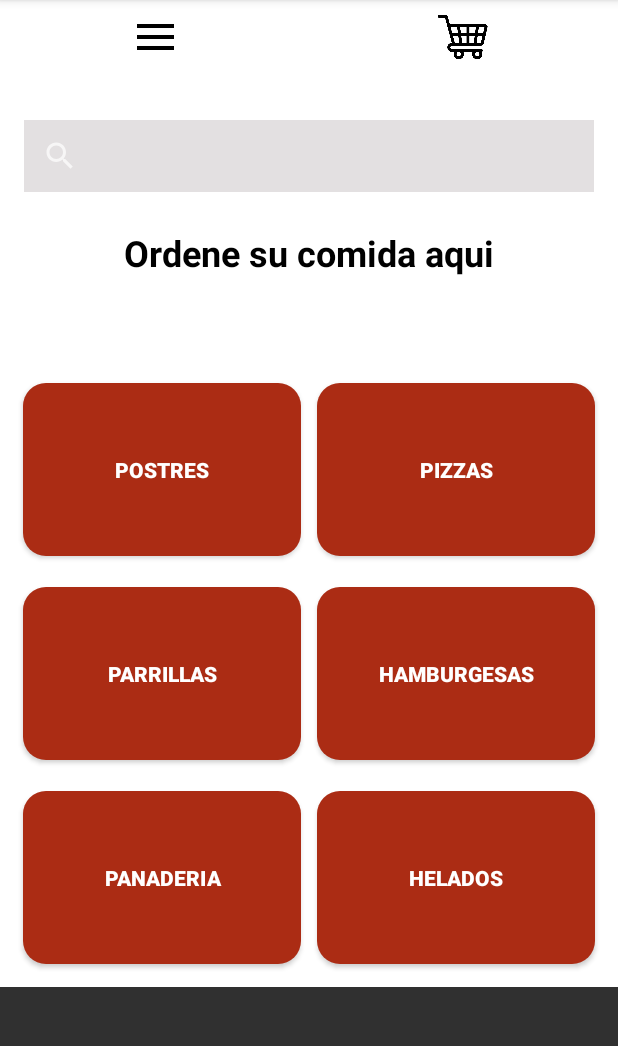
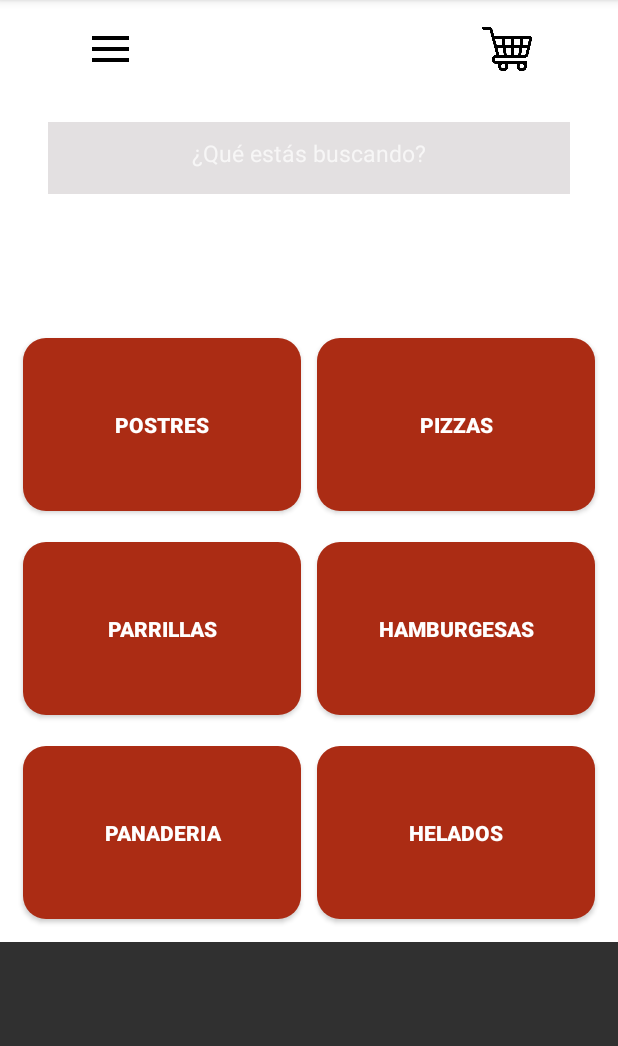
Before and after one commit to lualzugaray/parcial-1-am-acn4a-alzugaray-fernandez, an Android app built with Jetpack Compose: the MenuOpciones screen opened directly, with no data from a screen before it, on a phone screen of 412 x 824 dp, the part 84-1130 px from its top. Run offline under Robolectric (Android 15) with nearby library versions, the phone set to English and light mode, and no system bars.

Commit message:
style: reacomodacion de la barra de busqueda en activity Menu Opciones. Se agregan imagenes para usar en botones de categorias en la misma activity. add: evento para la barra de busqueda, aun no funciona.

```diff
--- a/app/src/main/java/com/example/myapplication/MenuOpciones.java
+++ b/app/src/main/java/com/example/myapplication/MenuOpciones.java
@@ -8,6 +8,7 @@ import androidx.appcompat.app.AppCompatActivity;
 import android.os.Bundle;
 import android.view.KeyEvent;
 import android.view.View;
+import android.widget.EditText;
 import android.widget.ImageView;
 import android.widget.SearchView;
 import android.widget.TableLayout;
@@ -15,15 +16,16 @@ import android.widget.Toast;
 
 public class MenuOpciones extends AppCompatActivity {
 
-    private ImageView carro_compras;
+    private ImageView carroCompras;
+    private EditText textoBuscador;
     @Override
     protected void onCreate(Bundle savedInstanceState) {
         super.onCreate(savedInstanceState);
         setContentView(R.layout.activity_menu_opciones);
 
 
-        carro_compras = findViewById(R.id.img_cart);
-        carro_compras.setOnClickListener(new View.OnClickListener() {
+        carroCompras = findViewById(R.id.img_cart);
+        carroCompras.setOnClickListener(new View.OnClickListener() {
 
             public void onClick(View v) {
                 Toast.makeText(getApplicationContext(), "Carro de compras vacio", Toast.LENGTH_SHORT).show();
@@ -31,6 +33,18 @@ public class MenuOpciones extends AppCompatActivity {
             }
         });
 
+        textoBuscador = findViewById(R.id.etBuscador);
+
+        textoBuscador.setOnFocusChangeListener(new View.OnFocusChangeListener() {
+            @Override
+            public void onFocusChange(View view, boolean hasFocus) {
+                if (hasFocus) {
+                    textoBuscador.setHint("");
+                } else {
+                    textoBuscador.setHint("¿Qué estás buscando?");
+                }
+            }
+        });
     }
 
     @Override
--- a/app/src/main/res/layout/activity_menu_opciones.xml
+++ b/app/src/main/res/layout/activity_menu_opciones.xml
@@ -7,10 +7,15 @@
     android:background="@color/white">
 
     <LinearLayout
+        android:id="@+id/layoutHeader"
         android:layout_width="409dp"
         android:layout_height="33dp"
-        android:layout_marginTop="8dp"
+        android:layout_marginStart="8dp"
+        android:layout_marginTop="16dp"
+        android:layout_marginEnd="8dp"
+        android:layout_marginBottom="24dp"
         android:orientation="horizontal"
+        app:layout_constraintBottom_toTopOf="@+id/layoutBuscador"
         app:layout_constraintEnd_toEndOf="parent"
         app:layout_constraintStart_toStartOf="parent"
         app:layout_constraintTop_toTopOf="parent">
@@ -22,6 +27,11 @@
             android:layout_weight="1"
             android:src="@drawable/burger_menu" />
 
+        <Space
+            android:layout_width="wrap_content"
+            android:layout_height="wrap_content"
+            android:layout_weight="1" />
+
         <ImageView
             android:id="@+id/img_cart"
             android:layout_width="25dp"
@@ -31,46 +41,18 @@
 
     </LinearLayout>
 
-    <SearchView
-        android:id="@+id/sv_buscador_comida"
-        android:layout_width="match_parent"
-        android:layout_height="wrap_content"
-        android:layout_marginStart="16dp"
-        android:layout_marginTop="80dp"
-        android:layout_marginEnd="16dp"
-        android:layout_weight="1"
-        android:background="#5BB0A9AB"
-        android:overScrollMode="ifContentScrolls"
-        app:layout_constraintEnd_toEndOf="parent"
-        app:layout_constraintStart_toStartOf="parent"
-        app:layout_constraintTop_toTopOf="parent" />
-
-    <TextView
-        android:id="@+id/tv_tituloMenu"
-        android:layout_width="wrap_content"
-        android:layout_height="wrap_content"
-        android:layout_marginStart="135dp"
-        android:layout_marginTop="24dp"
-        android:layout_marginEnd="135dp"
-        android:text="@string/titulo_menu"
-        android:textColor="@color/black"
-        android:textSize="24sp"
-        android:textStyle="bold"
-        app:layout_constraintEnd_toEndOf="parent"
-        app:layout_constraintStart_toStartOf="parent"
-        app:layout_constraintTop_toBottomOf="@+id/sv_buscador_comida" />
-
     <TableLayout
         android:id="@+id/layoutCategorias"
         android:layout_width="match_parent"
         android:layout_height="wrap_content"
         android:layout_gravity="center"
-        android:layout_marginTop="230dp"
+        android:layout_marginTop="200dp"
         android:padding="10dp"
         app:layout_constraintTop_toTopOf="parent">
 
         <!-- Fila 1 -->
         <TableRow
+            android:id="@+id/trCategorias1"
             android:layout_width="match_parent"
             android:layout_height="wrap_content"
             android:layout_marginTop="10dp">
@@ -104,6 +86,7 @@
 
         <!-- Fila 2 -->
         <TableRow
+            android:id="@+id/trCategorias2"
             android:layout_width="match_parent"
             android:layout_height="wrap_content"
             android:layout_marginTop="10dp">
@@ -135,6 +118,7 @@
 
         <!-- Fila 3 -->
         <TableRow
+            android:id="@+id/trCategorias3"
             android:layout_width="match_parent"
             android:layout_height="wrap_content"
             android:layout_marginTop="10dp">
@@ -165,4 +149,54 @@
         </TableRow>
     </TableLayout>
 
+    <LinearLayout
+        android:id="@+id/layoutBuscador"
+        android:layout_width="0dp"
+        android:layout_height="48dp"
+        android:layout_marginStart="32dp"
+        android:layout_marginTop="32dp"
+        android:layout_marginEnd="32dp"
+        android:orientation="horizontal"
+        app:layout_constraintEnd_toEndOf="parent"
+        app:layout_constraintStart_toStartOf="parent"
+        app:layout_constraintTop_toBottomOf="@+id/layoutHeader">
+
+        <FrameLayout
+            android:id="@+id/flBuscador"
+            android:layout_width="match_parent"
+            android:layout_height="match_parent"
+            android:background="#5BB0A9AB">
+
+            <EditText
+                android:id="@+id/etBuscador"
+                android:layout_width="match_parent"
+                android:layout_height="wrap_content"
+                android:backgroundTint="@android:color/transparent"
+                android:enabled="false"
+                android:focusable="true"
+                android:focusableInTouchMode="true"
+                android:hint="¿Qué estás buscando?"
+                android:inputType="none"
+                android:textAlignment="center"
+                android:textSize="15sp" />
+
+        </FrameLayout>
+    </LinearLayout>
+
+    <TextView
+        android:id="@+id/tvTituloMenu"
+        android:layout_width="wrap_content"
+        android:layout_height="wrap_content"
+        android:layout_marginStart="32dp"
+        android:layout_marginTop="32dp"
+        android:layout_marginEnd="32dp"
+        android:layout_marginBottom="46dp"
+        android:text="@string/titulo_menu"
+        android:textSize="28sp"
+        android:textStyle="bold"
+        app:layout_constraintBottom_toTopOf="@+id/layoutCategorias"
+        app:layout_constraintEnd_toEndOf="parent"
+        app:layout_constraintStart_toStartOf="parent"
+        app:layout_constraintTop_toBottomOf="@+id/layoutBuscador" />
+
 </androidx.constraintlayout.widget.ConstraintLayout>
--- a/app/src/main/res/values/strings.xml
+++ b/app/src/main/res/values/strings.xml
@@ -2,6 +2,7 @@
     <string name="app_name">Delivery Ya</string>
 
 
+    <string name="buscador">¿Qué estás buscando?</string>
     <string name="titulo_menu">Ordene su comida aqui</string>
     <string name="boton_postres">Postres</string>
     <string name="boton_pizzas">Pizzas</string>
```
Also changed, not shown: app/src/main/res/drawable/2.png (added), app/src/main/res/drawable/3.png (added), app/src/main/res/drawable/4.png (added), app/src/main/res/drawable/5.png (added), app/src/main/res/drawable/6.png (added).
